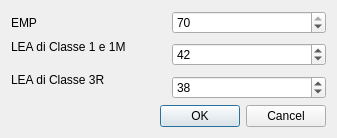
First picture: the form in rowdialog.ui, repository crocodile119/VLTableEditor, before the edit.
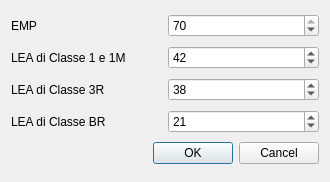
Second picture: the form after the edit.

Commit message: LEA Class3B added

What changed in the file:
```diff
--- a/rowdialog.ui
+++ b/rowdialog.ui
@@ -6,14 +6,50 @@
    <rect>
     <x>0</x>
     <y>0</y>
-    <width>337</width>
-    <height>138</height>
+    <width>330</width>
+    <height>182</height>
    </rect>
   </property>
   <property name="windowTitle">
    <string>Modifica numero di righe</string>
   </property>
   <layout class="QGridLayout" name="gridLayout">
+   <item row="1" column="1">
+    <widget class="QSpinBox" name="lea_1_1M_SpinBox">
+     <property name="minimum">
+      <number>1</number>
+     </property>
+     <property name="maximum">
+      <number>70</number>
+     </property>
+     <property name="singleStep">
+      <number>1</number>
+     </property>
+     <property name="value">
+      <number>42</number>
+     </property>
+    </widget>
+   </item>
+   <item row="3" column="1">
+    <widget class="QSpinBox" name="lea_3B_SpinBox">
+     <property name="minimum">
+      <number>1</number>
+     </property>
+     <property name="maximum">
+      <number>70</number>
+     </property>
+     <property name="value">
+      <number>21</number>
+     </property>
+    </widget>
+   </item>
+   <item row="3" column="0">
+    <widget class="QLabel" name="label_4">
+     <property name="text">
+      <string>LEA di Classe BR</string>
+     </property>
+    </widget>
+   </item>
    <item row="0" column="0">
     <widget class="QLabel" name="label">
      <property name="text">
@@ -34,37 +70,7 @@
      </property>
     </widget>
    </item>
-   <item row="1" column="0">
-    <widget class="QLabel" name="label_2">
-     <property name="text">
-      <string>LEA di Classe 1 e 1M</string>
-     </property>
-    </widget>
-   </item>
-   <item row="1" column="1" rowspan="2">
-    <widget class="QSpinBox" name="lea_1_1M_SpinBox">
-     <property name="minimum">
-      <number>1</number>
-     </property>
-     <property name="maximum">
-      <number>70</number>
-     </property>
-     <property name="singleStep">
-      <number>1</number>
-     </property>
-     <property name="value">
-      <number>42</number>
-     </property>
-    </widget>
-   </item>
-   <item row="2" column="0" rowspan="2">
-    <widget class="QLabel" name="label_3">
-     <property name="text">
-      <string>LEA di Classe 3R</string>
-     </property>
-    </widget>
-   </item>
-   <item row="3" column="1">
+   <item row="2" column="1">
     <widget class="QSpinBox" name="lea_3R_SpinBox">
      <property name="minimum">
       <number>1</number>
@@ -77,7 +83,7 @@
      </property>
     </widget>
    </item>
-   <item row="4" column="0" colspan="2">
+   <item row="7" column="0" colspan="2">
     <widget class="QDialogButtonBox" name="buttonBox">
      <property name="orientation">
       <enum>Qt::Horizontal</enum>
@@ -87,6 +93,20 @@
      </property>
     </widget>
    </item>
+   <item row="2" column="0">
+    <widget class="QLabel" name="label_3">
+     <property name="text">
+      <string>LEA di Classe 3R</string>
+     </property>
+    </widget>
+   </item>
+   <item row="1" column="0">
+    <widget class="QLabel" name="label_2">
+     <property name="text">
+      <string>LEA di Classe 1 e 1M</string>
+     </property>
+    </widget>
+   </item>
   </layout>
  </widget>
  <resources/>
```
The commit also changes 10 other files.
